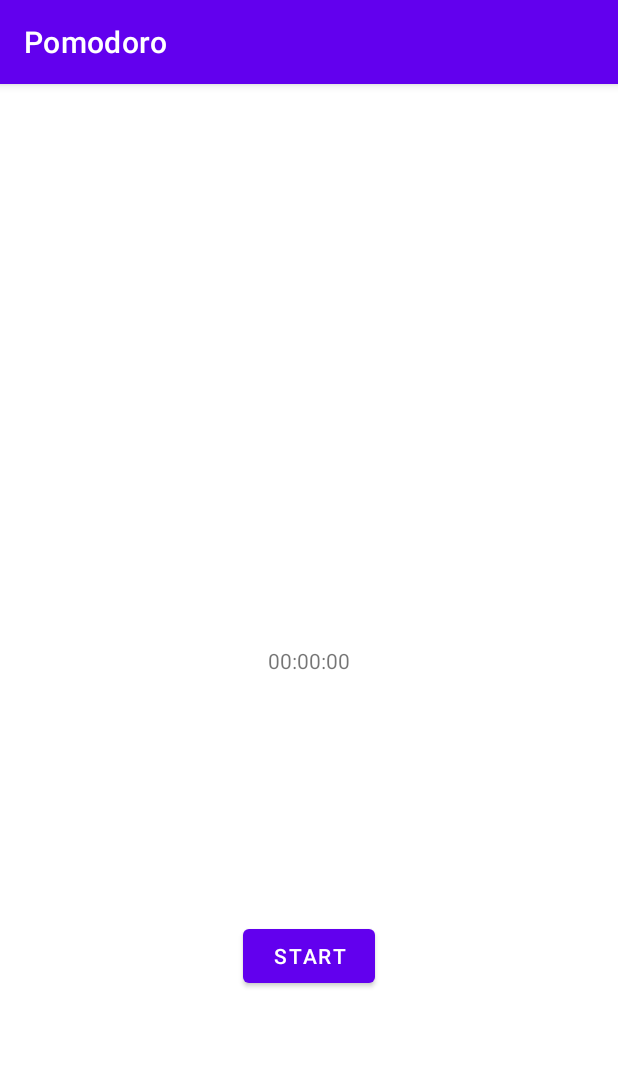
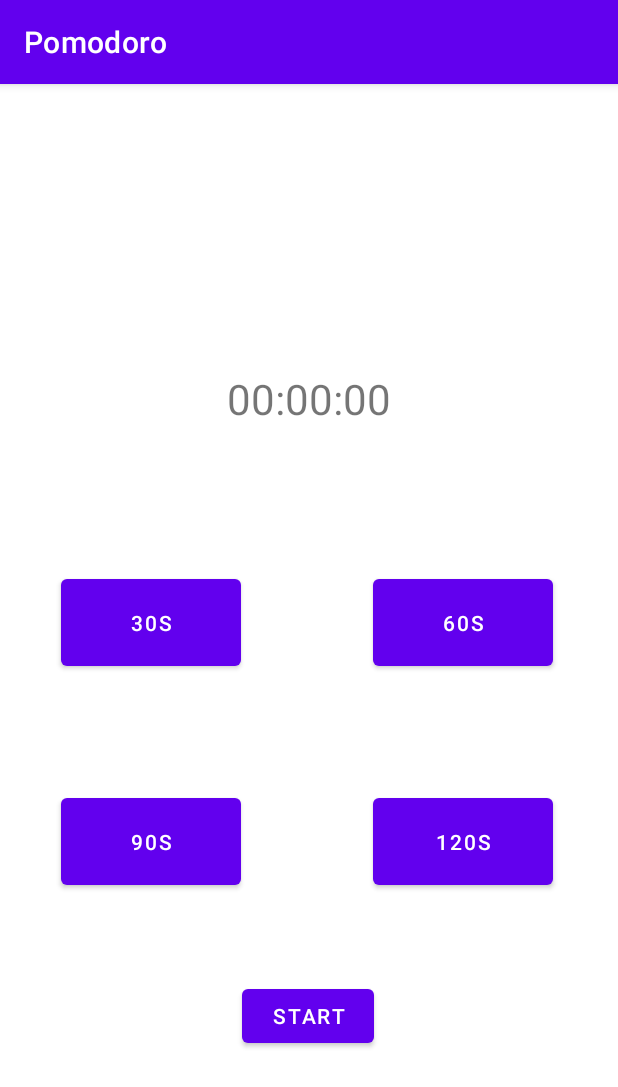
Before and after one commit to XL29/Xhulian-Llani, an Android app: the screen it shows after launch (MainActivity), on a phone screen of 412 x 824 dp. Shown: the top 1087 px of the screen. Run offline under Robolectric (Android 15) with nearby library versions, the phone set to English and light mode, and no system bars.

```diff
--- a/pomodoro/app/src/main/java/no/uia/ikt205/pomodoro/MainActivity.kt
+++ b/pomodoro/app/src/main/java/no/uia/ikt205/pomodoro/MainActivity.kt
@@ -13,16 +13,46 @@ class MainActivity : AppCompatActivity() {
 
     lateinit var timer:CountDownTimer
     lateinit var startButton:Button
+    lateinit var ThirtyButton:Button
+    lateinit var SixtyButton:Button
+    lateinit var NinetyButton:Button
+    lateinit var HnTwentyButton:Button
     lateinit var coutdownDisplay:TextView
 
-    val timeToCountDownInMs = 5000L
+    var timeToCountDownInMs = 5000L
     val timeTicks = 1000L
+    var bool = false
 
     override fun onCreate(savedInstanceState: Bundle?) {
         super.onCreate(savedInstanceState)
         setContentView(R.layout.activity_main)
 
        startButton = findViewById<Button>(R.id.startCountdownButton)
+        ThirtyButton = findViewById<Button>(R.id.button_30)
+        SixtyButton = findViewById<Button>(R.id.button_60)
+        NinetyButton = findViewById<Button>(R.id.button_90)
+        HnTwentyButton = findViewById<Button>(R.id.button_120)
+
+        ThirtyButton.setOnClickListener(){
+            timeToCountDownInMs = 1800000L
+            Toast.makeText(this@MainActivity,"Endret tid til 30 min", Toast.LENGTH_SHORT).show()
+        }
+
+        SixtyButton.setOnClickListener(){
+            timeToCountDownInMs = 3600000L
+            Toast.makeText(this@MainActivity,"Endret tid til 60 min", Toast.LENGTH_SHORT).show()
+        }
+
+        NinetyButton.setOnClickListener(){
+            timeToCountDownInMs = 5400000L
+            Toast.makeText(this@MainActivity,"Endret tid til 90 min", Toast.LENGTH_SHORT).show()
+        }
+
+        HnTwentyButton.setOnClickListener(){
+            timeToCountDownInMs = 7200000L
+            Toast.makeText(this@MainActivity,"Endret tid til 120 min", Toast.LENGTH_SHORT).show()
+        }
+
        startButton.setOnClickListener(){
            startCountDown(it)
        }
@@ -31,10 +61,16 @@ class MainActivity : AppCompatActivity() {
     }
 
     fun startCountDown(v: View){
+        if(bool == true){
+            timer.cancel()
+        }
+
+        bool = true
 
         timer = object : CountDownTimer(timeToCountDownInMs,timeTicks) {
             override fun onFinish() {
                 Toast.makeText(this@MainActivity,"Arbeidsøkt er ferdig", Toast.LENGTH_SHORT).show()
+                bool = false
             }
 
             override fun onTick(millisUntilFinished: Long) {
--- a/pomodoro/app/src/main/res/layout/activity_main.xml
+++ b/pomodoro/app/src/main/res/layout/activity_main.xml
@@ -10,11 +10,14 @@
         android:id="@+id/countDownView"
         android:layout_width="wrap_content"
         android:layout_height="wrap_content"
+        android:scaleX="2"
+        android:scaleY="2"
         android:text="@string/default_time_display"
         app:layout_constraintBottom_toBottomOf="parent"
         app:layout_constraintLeft_toLeftOf="parent"
         app:layout_constraintRight_toRightOf="parent"
-        app:layout_constraintTop_toTopOf="parent" />
+        app:layout_constraintTop_toTopOf="parent"
+        app:layout_constraintVertical_bias="0.266" />
 
     <Button
         android:id="@+id/startCountdownButton"
@@ -23,8 +26,58 @@
         android:text="@string/startButtonText"
         app:layout_constraintBottom_toBottomOf="parent"
         app:layout_constraintEnd_toEndOf="parent"
+        app:layout_constraintHorizontal_bias="0.498"
         app:layout_constraintStart_toStartOf="parent"
-        app:layout_constraintTop_toBottomOf="@+id/countDownView" />
+        app:layout_constraintTop_toBottomOf="@+id/countDownView"
+        app:layout_constraintVertical_bias="0.755" />
+
+    <Button
+        android:id="@+id/button_60"
+        android:layout_width="120dp"
+        android:layout_height="70dp"
+        android:text="60s"
+        app:layout_constraintBottom_toBottomOf="parent"
+        app:layout_constraintEnd_toEndOf="parent"
+        app:layout_constraintHorizontal_bias="0.852"
+        app:layout_constraintStart_toStartOf="parent"
+        app:layout_constraintTop_toTopOf="parent"
+        app:layout_constraintVertical_bias="0.464" />
+
+    <Button
+        android:id="@+id/button_30"
+        android:layout_width="120dp"
+        android:layout_height="70dp"
+        android:text="30s"
+        app:layout_constraintBottom_toBottomOf="parent"
+        app:layout_constraintEnd_toEndOf="parent"
+        app:layout_constraintHorizontal_bias="0.14"
+        app:layout_constraintStart_toStartOf="parent"
+        app:layout_constraintTop_toTopOf="parent"
+        app:layout_constraintVertical_bias="0.464" />
+
+    <Button
+        android:id="@+id/button_120"
+        android:layout_width="120dp"
+        android:layout_height="70dp"
+        android:text="120s"
+        app:layout_constraintBottom_toBottomOf="parent"
+        app:layout_constraintEnd_toEndOf="parent"
+        app:layout_constraintHorizontal_bias="0.852"
+        app:layout_constraintStart_toStartOf="parent"
+        app:layout_constraintTop_toTopOf="parent"
+        app:layout_constraintVertical_bias="0.673" />
+
+    <Button
+        android:id="@+id/button_90"
+        android:layout_width="120dp"
+        android:layout_height="70dp"
+        android:text="90s"
+        app:layout_constraintBottom_toBottomOf="parent"
+        app:layout_constraintEnd_toEndOf="parent"
+        app:layout_constraintHorizontal_bias="0.14"
+        app:layout_constraintStart_toStartOf="parent"
+        app:layout_constraintTop_toTopOf="parent"
+        app:layout_constraintVertical_bias="0.673" />
 
 
 </androidx.constraintlayout.widget.ConstraintLayout>
--- a/pomodoro/build.gradle
+++ b/pomodoro/build.gradle
@@ -6,7 +6,7 @@ buildscript {
         jcenter()
     }
     dependencies {
-        classpath "com.android.tools.build:gradle:4.2.0-beta02"
+        classpath 'com.android.tools.build:gradle:4.2.0-beta03'
         classpath "org.jetbrains.kotlin:kotlin-gradle-plugin:$kotlin_version"
 
         // NOTE: Do not place your application dependencies here; they belong
```
